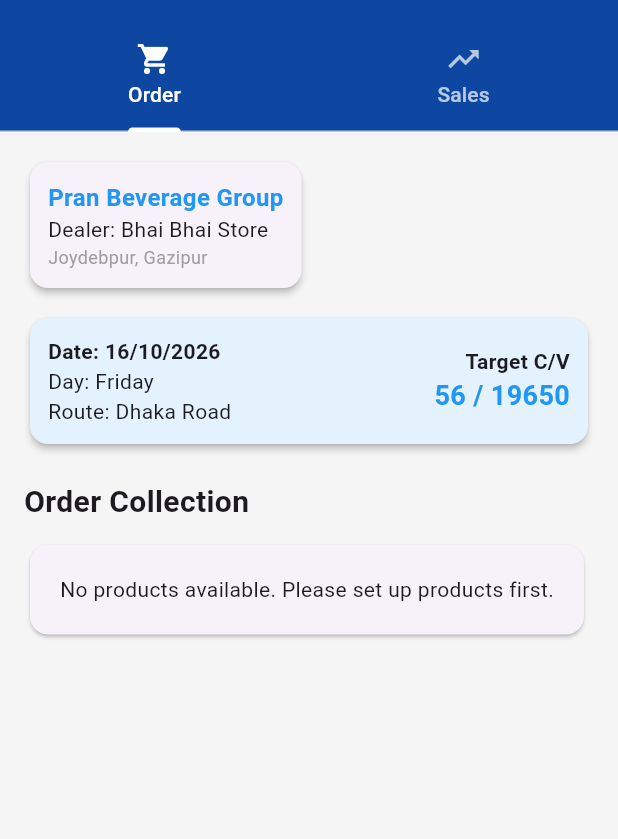
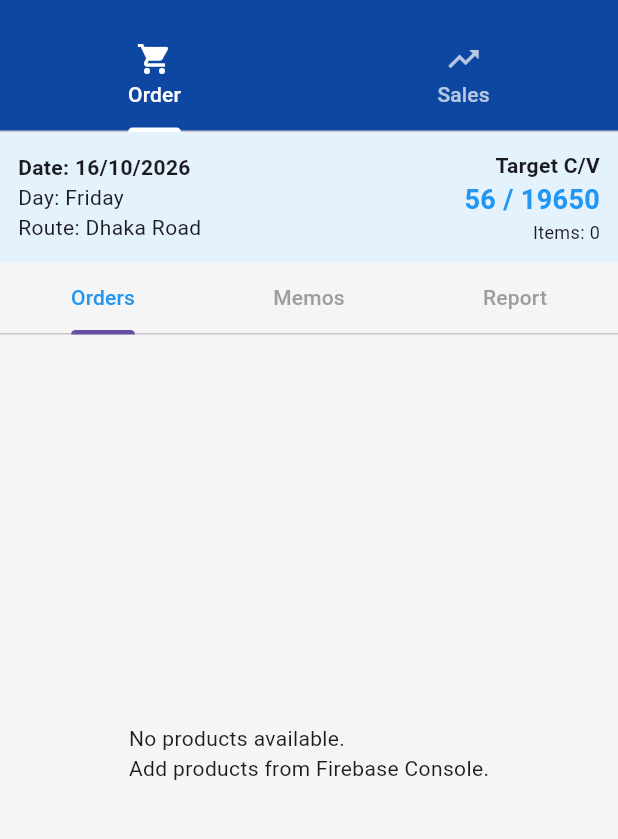
Before and after one commit to mrusafi406-ui/automation-app, a Flutter app: the DataEntryTab screen opened directly, after a tap on "Next", on a phone screen of 412 x 824 dp, the part 63-902 px from its top. Run offline on Flutter 3.47's test engine with Material 3 defaults, Android fonts, the phone set to English and light mode, and no system bars; our stand-ins replace cloud_firestore, firebase_auth, firebase_core; accounts and stored records are empty.

Commit message:
Milestone 2 Part 2: Order entry with Firestore save - all errors fixed

```diff
--- a/lib/screens/tabs/order_sub_tab.dart
+++ b/lib/screens/tabs/order_sub_tab.dart
@@ -1,10 +1,11 @@
 import 'package:flutter/material.dart';
 import 'package:provider/provider.dart';
-import 'package:cloud_firestore/cloud_firestore.dart';
+import 'package:cloud_firestore/cloud_firestore.dart' as firestore;
 import 'package:intl/intl.dart';
 import 'package:automation_app/providers/auth_provider.dart';
 import 'package:automation_app/models/product_model.dart';
 import 'package:automation_app/models/order_model.dart';
+import 'package:automation_app/services/order_service.dart';
 
 class OrderSubTab extends StatefulWidget {
   const OrderSubTab({super.key});
@@ -14,42 +15,38 @@
 }
 
 class _OrderSubTabState extends State<OrderSubTab> {
+  final OrderService _orderService = OrderService();
   bool _showGreeting = true;
-  String _selectedRoute = '';
-  final _cartonsController = TextEditingController();
-  final _pcsController = TextEditingController();
-  Product? _selectedProduct;
+  final String _selectedRoute = 'Dhaka Road';
+  String _shopName = 'Rahim General Store';
+  final String _shopId = 'shop_001';
+  final List<OrderItem> _currentOrderItems = [];
 
   @override
   Widget build(BuildContext context) {
     final authProvider = Provider.of<AuthProvider>(context);
-    final soName = authProvider.user?.displayName ?? 'Sales Officer';
+    final soName = authProvider.name ?? 'Sales Officer';
 
     if (_showGreeting) {
       return _buildGreetingScreen(soName);
     }
-
     return _buildOrderCollectionScreen(soName);
   }
 
-  // গ্রিটিং স্ক্রিন
   Widget _buildGreetingScreen(String soName) {
     return Padding(
       padding: const EdgeInsets.all(16.0),
       child: Column(
         mainAxisAlignment: MainAxisAlignment.center,
         children: [
-          const Icon(Icons.waving_hand, size: 80, color: Colors.amber),
+          const Text('Hello', style: TextStyle(fontSize: 40, fontWeight: FontWeight.bold)),
           const SizedBox(height: 20),
           Text(
             'Good Morning, $soName',
             style: const TextStyle(fontSize: 24, fontWeight: FontWeight.bold),
           ),
           const SizedBox(height: 10),
-          const Text(
-            "Today's Route:",
-            style: TextStyle(fontSize: 16, color: Colors.grey),
-          ),
+          const Text("Today's Route:", style: TextStyle(fontSize: 16, color: Colors.grey)),
           const SizedBox(height: 10),
           Container(
             padding: const EdgeInsets.symmetric(horizontal: 20, vertical: 10),
@@ -57,84 +54,34 @@
               color: Colors.blue.shade50,
               borderRadius: BorderRadius.circular(20),
             ),
-            child: const Text(
-              'Dhaka Road',
-              style: TextStyle(fontSize: 20, fontWeight: FontWeight.bold, color: Colors.blue),
+            child: Text(
+              _selectedRoute,
+              style: const TextStyle(fontSize: 20, fontWeight: FontWeight.bold, color: Colors.blue),
             ),
           ),
           const SizedBox(height: 30),
           ElevatedButton.icon(
-            onPressed: () {
-              setState(() {
-                _showGreeting = false;
-              });
-            },
+            onPressed: () => setState(() => _showGreeting = false),
             icon: const Icon(Icons.arrow_forward),
             label: const Text('Next'),
-          ),
-          const SizedBox(height: 10),
-          TextButton.icon(
-            onPressed: () {
-              _showRouteSelectionDialog();
-            },
-            icon: const Icon(Icons.edit),
-            label: const Text('Change Route'),
           ),
         ],
       ),
     );
   }
 
-  // রুট পরিবর্তন ডায়ালগ
-  void _showRouteSelectionDialog() {
-    showDialog(
-      context: context,
-      builder: (context) => AlertDialog(
-        title: const Text('Select Route'),
-        content: const Text('Route selection will be added soon.'),
-        actions: [
-          TextButton(
-            onPressed: () => Navigator.pop(context),
-            child: const Text('Close'),
-          ),
-        ],
-      ),
-    );
-  }
-
-  // Order Collection Screen
   Widget _buildOrderCollectionScreen(String soName) {
     final today = DateTime.now();
     final dateFormat = DateFormat('dd/MM/yyyy');
     final dayFormat = DateFormat('EEEE');
 
-    return SingleChildScrollView(
-      padding: const EdgeInsets.all(16),
+    return DefaultTabController(
+      length: 3,
       child: Column(
-        crossAxisAlignment: CrossAxisAlignment.start,
         children: [
-          // হেডার
-          Card(
-            elevation: 2,
-            child: Padding(
+          Container(
             padding: const EdgeInsets.all(12),
-              child: Column(
-                crossAxisAlignment: CrossAxisAlignment.start,
-                children: [
-                  const Text('Pran Beverage Group', style: TextStyle(fontSize: 16, fontWeight: FontWeight.bold, color: Colors.blue)),
-                  const Text('Dealer: Bhai Bhai Store', style: TextStyle(fontSize: 14)),
-                  const Text('Joydebpur, Gazipur', style: TextStyle(fontSize: 12, color: Colors.grey)),
-                ],
-              ),
-            ),
-          ),
-          const SizedBox(height: 12),
-          // টার্গেট কার্ড
-          Card(
-            elevation: 2,
             color: Colors.blue.shade50,
-            child: Padding(
-              padding: const EdgeInsets.all(12),
             child: Row(
               mainAxisAlignment: MainAxisAlignment.spaceBetween,
               children: [
@@ -143,77 +90,172 @@
                   children: [
                     Text('Date: ${dateFormat.format(today)}', style: const TextStyle(fontWeight: FontWeight.bold)),
                     Text('Day: ${dayFormat.format(today)}'),
-                      const Text('Route: Dhaka Road'),
+                    Text('Route: $_selectedRoute'),
                   ],
                 ),
-                  const Column(
+                Column(
                   crossAxisAlignment: CrossAxisAlignment.end,
                   children: [
-                      Text('Target C/V', style: TextStyle(fontWeight: FontWeight.bold)),
-                      Text('56 / 19650', style: TextStyle(fontSize: 18, color: Colors.blue, fontWeight: FontWeight.bold)),
+                    const Text('Target C/V', style: TextStyle(fontWeight: FontWeight.bold)),
+                    const Text('56 / 19650', style: TextStyle(fontSize: 18, color: Colors.blue, fontWeight: FontWeight.bold)),
+                    Text('Items: ${_currentOrderItems.length}', style: const TextStyle(fontSize: 12)),
                   ],
                 ),
               ],
             ),
           ),
+          const TabBar(
+            labelColor: Colors.blue,
+            unselectedLabelColor: Colors.grey,
+            tabs: [
+              Tab(text: 'Orders'),
+              Tab(text: 'Memos'),
+              Tab(text: 'Report'),
+            ],
           ),
-          const SizedBox(height: 20),
-          // প্রোডাক্ট লিস্ট
-          const Text('Order Collection', style: TextStyle(fontSize: 20, fontWeight: FontWeight.bold)),
-          const SizedBox(height: 10),
-          _buildProductList(),
+          Expanded(
+            child: TabBarView(
+              children: [
+                _buildOrdersTab(),
+                _buildMemosTab(),
+                _buildReportTab(soName),
+              ],
+            ),
+          ),
         ],
       ),
     );
   }
 
-  Widget _buildProductList() {
-    return FutureBuilder<QuerySnapshot>(
-      future: FirebaseFirestore.instance.collection('products').limit(20).get(),
+  Widget _buildOrdersTab() {
+    return Column(
+      children: [
+        if (_currentOrderItems.isNotEmpty)
+          Container(
+            padding: const EdgeInsets.all(8),
+            color: Colors.green.shade50,
+            child: Row(
+              mainAxisAlignment: MainAxisAlignment.spaceBetween,
+              children: [
+                Text('${_currentOrderItems.length} items added'),
+                ElevatedButton(
+                  onPressed: _showShopSelectionDialog,
+                  child: const Text('SAVE ORDER'),
+                ),
+              ],
+            ),
+          ),
+        Expanded(
+          child: FutureBuilder<firestore.QuerySnapshot>(
+            future: firestore.FirebaseFirestore.instance.collection('products').limit(50).get(),
             builder: (context, snapshot) {
               if (snapshot.connectionState == ConnectionState.waiting) {
                 return const Center(child: CircularProgressIndicator());
               }
               if (!snapshot.hasData || snapshot.data!.docs.isEmpty) {
-          return const Card(
+                return const Center(
                   child: Padding(
                     padding: EdgeInsets.all(20),
-              child: Text('No products available. Please set up products first.'),
+                    child: Text('No products available.\nAdd products from Firebase Console.'),
                   ),
                 );
               }
-
-        return Column(
-          children: snapshot.data!.docs.map((doc) {
+              return ListView.builder(
+                itemCount: snapshot.data!.docs.length,
+                itemBuilder: (context, index) {
+                  final doc = snapshot.data!.docs[index];
                   final product = Product.fromMap(doc.id, doc.data() as Map<String, dynamic>);
                   return Card(
-              margin: const EdgeInsets.only(bottom: 8),
+                    margin: const EdgeInsets.symmetric(horizontal: 8, vertical: 4),
                     child: ListTile(
-                leading: Container(
-                  width: 50,
-                  height: 50,
-                  color: Colors.grey.shade200,
-                  child: const Icon(Icons.image, color: Colors.grey),
-                ),
                       title: Text(product.name, style: const TextStyle(fontWeight: FontWeight.bold)),
-                subtitle: Text('Code: ${product.code} | DP: ৳${product.dpPerPcs}/pcs'),
+                      subtitle: Text('Code: ${product.code} | DP: Tk ${product.dpPerPcs.toStringAsFixed(2)}/pcs'),
                       trailing: ElevatedButton(
                         onPressed: () => _showOrderEntryDialog(product),
                         child: const Text('ADD'),
                       ),
                     ),
                   );
-          }).toList(),
+                },
+              );
+            },
+          ),
+        ),
+      ],
+    );
+  }
+
+  Widget _buildMemosTab() {
+    final today = DateFormat('dd/MM/yyyy').format(DateTime.now());
+    return FutureBuilder<List<Order>>(
+      future: _orderService.getOrdersByDate(today),
+      builder: (context, snapshot) {
+        if (snapshot.connectionState == ConnectionState.waiting) {
+          return const Center(child: CircularProgressIndicator());
+        }
+        if (!snapshot.hasData || snapshot.data!.isEmpty) {
+          return const Center(child: Text('No memos for today'));
+        }
+        return ListView.builder(
+          itemCount: snapshot.data!.length,
+          itemBuilder: (context, index) {
+            final order = snapshot.data![index];
+            return Card(
+              margin: const EdgeInsets.all(8),
+              child: ListTile(
+                leading: const CircleAvatar(child: Icon(Icons.receipt)),
+                title: Text(order.shopName),
+                subtitle: Text('${order.items.length} items | Tk ${order.totalValue.toStringAsFixed(0)}'),
+              ),
+            );
+          },
         );
       },
     );
   }
 
-  // অর্ডার এন্ট্রি ডায়ালগ
+  Widget _buildReportTab(String soName) {
+    return SingleChildScrollView(
+      padding: const EdgeInsets.all(16),
+      child: Column(
+        crossAxisAlignment: CrossAxisAlignment.start,
+        children: [
+          const Text('Today Report', style: TextStyle(fontSize: 20, fontWeight: FontWeight.bold)),
+          const SizedBox(height: 10),
+          Card(
+            child: Padding(
+              padding: const EdgeInsets.all(12),
+              child: Column(
+                children: [
+                  _reportRow('Sales Officer', soName),
+                  _reportRow('Route', _selectedRoute),
+                  _reportRow('Target C/V', '56 / 19650'),
+                  _reportRow('Items Added', '${_currentOrderItems.length}'),
+                ],
+              ),
+            ),
+          ),
+        ],
+      ),
+    );
+  }
+
+  Widget _reportRow(String label, String value) {
+    return Padding(
+      padding: const EdgeInsets.symmetric(vertical: 4),
+      child: Row(
+        mainAxisAlignment: MainAxisAlignment.spaceBetween,
+        children: [
+          Text(label, style: const TextStyle(color: Colors.grey)),
+          Text(value, style: const TextStyle(fontWeight: FontWeight.bold)),
+        ],
+      ),
+    );
+  }
+
   void _showOrderEntryDialog(Product product) {
-    _selectedProduct = product;
-    _cartonsController.clear();
-    _pcsController.clear();
+    final cartonsController = TextEditingController();
+    final pcsController = TextEditingController();
 
     showDialog(
       context: context,
@@ -222,22 +264,18 @@
         content: Column(
           mainAxisSize: MainAxisSize.min,
           children: [
+            Text('DP: Tk ${product.dpPerPcs.toStringAsFixed(2)} / pcs'),
+            const SizedBox(height: 10),
             TextField(
-              controller: _cartonsController,
+              controller: cartonsController,
               keyboardType: TextInputType.number,
-              decoration: const InputDecoration(
-                labelText: 'Cartons',
-                border: OutlineInputBorder(),
-              ),
+              decoration: const InputDecoration(labelText: 'Cartons', border: OutlineInputBorder()),
             ),
             const SizedBox(height: 10),
             TextField(
-              controller: _pcsController,
+              controller: pcsController,
               keyboardType: TextInputType.number,
-              decoration: const InputDecoration(
-                labelText: 'Pcs',
-                border: OutlineInputBorder(),
-              ),
+              decoration: const InputDecoration(labelText: 'Pcs', border: OutlineInputBorder()),
             ),
           ],
         ),
@@ -248,16 +286,102 @@
           ),
           ElevatedButton(
             onPressed: () {
-              // TODO: Save order to Firestore
+              final cartons = int.tryParse(cartonsController.text) ?? 0;
+              final pcs = int.tryParse(pcsController.text) ?? 0;
+              if (cartons == 0 && pcs == 0) {
+                ScaffoldMessenger.of(context).showSnackBar(
+                  const SnackBar(content: Text('Please enter quantity')),
+                );
+                return;
+              }
+              setState(() {
+                _currentOrderItems.add(OrderItem(
+                  productId: product.code,
+                  productName: product.name,
+                  cartons: cartons,
+                  pcs: pcs,
+                  dpRate: product.dpPerPcs,
+                  pcsPerCarton: product.pcsPerCarton,
+                ));
+              });
               Navigator.pop(context);
-              ScaffoldMessenger.of(context).showSnackBar(
-                SnackBar(content: Text('${product.name} added to order')),
-              );
             },
-            child: const Text('Add to Order'),
+            child: const Text('Add'),
           ),
         ],
       ),
     );
   }
+
+  void _showShopSelectionDialog() {
+    final shopController = TextEditingController(text: _shopName);
+    showDialog(
+      context: context,
+      builder: (context) => AlertDialog(
+        title: const Text('Select Shop'),
+        content: TextField(
+          controller: shopController,
+          decoration: const InputDecoration(labelText: 'Shop Name', border: OutlineInputBorder()),
+        ),
+        actions: [
+          TextButton(
+            onPressed: () => Navigator.pop(context),
+            child: const Text('Cancel'),
+          ),
+          ElevatedButton(
+            onPressed: () async {
+              final newShopName = shopController.text;
+              setState(() {
+                _shopName = newShopName;
+              });
+              await _saveCurrentOrder(newShopName);
+            },
+            child: const Text('Save Order'),
+          ),
+        ],
+      ),
+    );
   }
+
+  Future<void> _saveCurrentOrder(String newShopName) async {
+    final authProvider = Provider.of<AuthProvider>(context, listen: false);
+    final soName = authProvider.name ?? 'Sales Officer';
+    final today = DateTime.now();
+    final dateFormat = DateFormat('dd/MM/yyyy');
+    final dayFormat = DateFormat('EEEE');
+
+    double totalValue = 0;
+    for (final item in _currentOrderItems) {
+      totalValue += item.totalValue;
+    }
+
+    final order = Order(
+      id: '',
+      date: dateFormat.format(today),
+      day: dayFormat.format(today),
+      route: _selectedRoute,
+      soName: soName,
+      shopName: newShopName,
+      shopId: _shopId,
+      items: List.from(_currentOrderItems),
+      totalValue: totalValue,
+    );
+
+    try {
+      await _orderService.saveOrder(order);
+      if (!mounted) return;
+      setState(() {
+        _currentOrderItems.clear();
+      });
+      Navigator.pop(context);
+      ScaffoldMessenger.of(context).showSnackBar(
+        const SnackBar(content: Text('Order saved successfully!')),
+      );
+    } catch (e) {
+      if (!mounted) return;
+      ScaffoldMessenger.of(context).showSnackBar(
+        SnackBar(content: Text('Failed to save: $e')),
+      );
+    }
+  }
+}
--- /dev/null
+++ b/lib/services/order_service.dart
@@ -0,0 +1,29 @@
+import 'package:cloud_firestore/cloud_firestore.dart' as firestore;
+import 'package:automation_app/models/order_model.dart';
+
+class OrderService {
+  final firestore.FirebaseFirestore _firestore = firestore.FirebaseFirestore.instance;
+
+  Future<String> saveOrder(Order order) async {
+    try {
+      final docRef = await _firestore.collection('orders').add(order.toMap());
+      return docRef.id;
+    } catch (e) {
+      throw Exception('Failed to save order: $e');
+    }
+  }
+
+  Future<List<Order>> getOrdersByDate(String date) async {
+    try {
+      final snapshot = await _firestore
+          .collection('orders')
+          .where('date', isEqualTo: date)
+          .get();
+      return snapshot.docs.map((doc) {
+        return Order.fromMap(doc.id, doc.data());
+      }).toList();
+    } catch (e) {
+      throw Exception('Failed to load orders: $e');
+    }
+  }
+}
```
Also changed, not shown: lib/models/order_model.dart (+31 -3 lines), lib/providers/auth_provider.dart (+10 -18 lines). Lines whose indentation alone changed are shown as unchanged.
